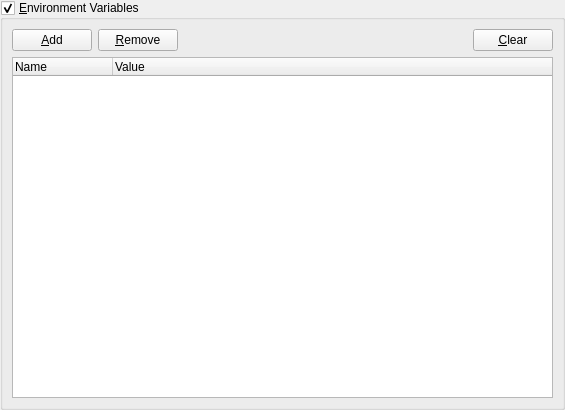
The window that launcher/ui/widgets/EnvironmentVariables.ui (FreesmTeam/FreesmLauncher) describes before a commit, drawn with Qt 5.
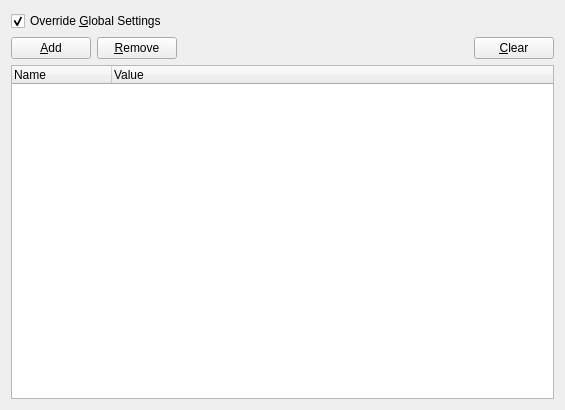
The same window after the commit.

What changed in the file:
```diff
--- a/launcher/ui/widgets/EnvironmentVariables.ui
+++ b/launcher/ui/widgets/EnvironmentVariables.ui
@@ -14,6 +14,22 @@
    <string>Form</string>
   </property>
   <layout class="QVBoxLayout" name="verticalLayout">
+   <item>
+    <widget class="QCheckBox" name="overrideCheckBox">
+     <property name="text">
+      <string>Override &amp;Global Settings</string>
+     </property>
+     <property name="checked">
+      <bool>true</bool>
+     </property>
+    </widget>
+   </item>
+   <item>
+    <widget class="QWidget" name="settingsWidget" native="true">
+     <property name="enabled">
+      <bool>true</bool>
+     </property>
+     <layout class="QVBoxLayout" name="verticalLayout_2">
    <property name="leftMargin">
     <number>0</number>
    </property>
@@ -26,15 +42,6 @@
    <property name="bottomMargin">
     <number>0</number>
    </property>
-   <item>
-    <widget class="QGroupBox" name="groupBox">
-     <property name="title">
-      <string>&amp;Environment Variables</string>
-     </property>
-     <property name="checkable">
-      <bool>true</bool>
-     </property>
-     <layout class="QVBoxLayout" name="verticalLayout_3">
       <item>
        <layout class="QHBoxLayout" name="buttons">
         <item>
```
Lines whose indentation alone changed are shown as unchanged.
